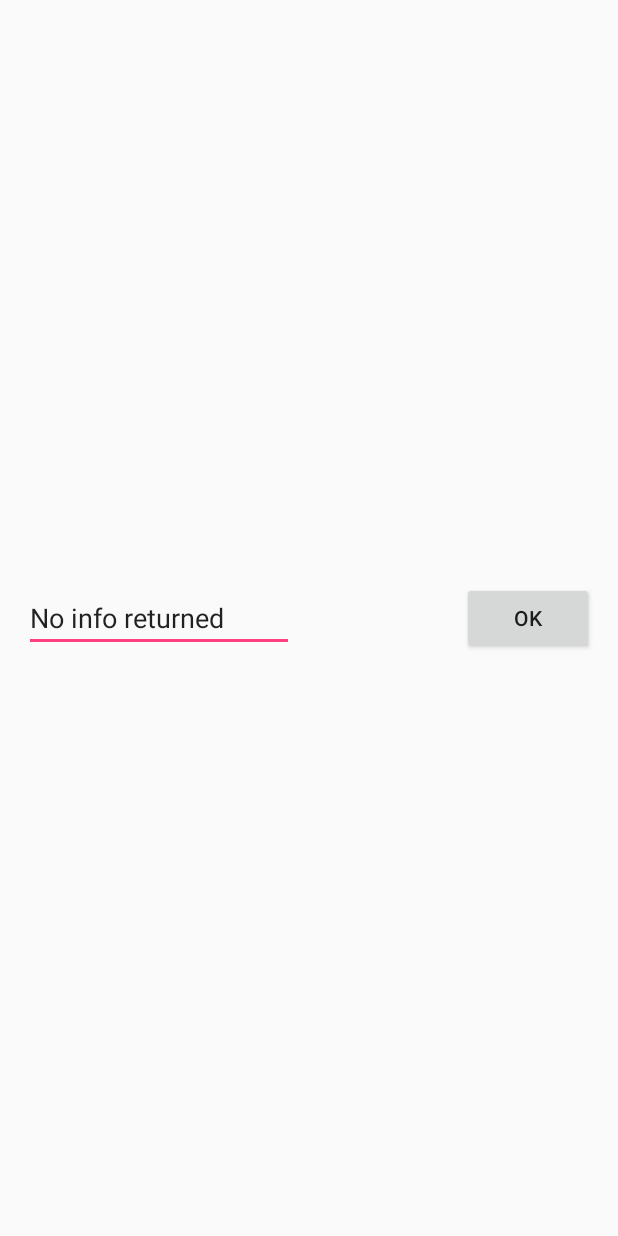
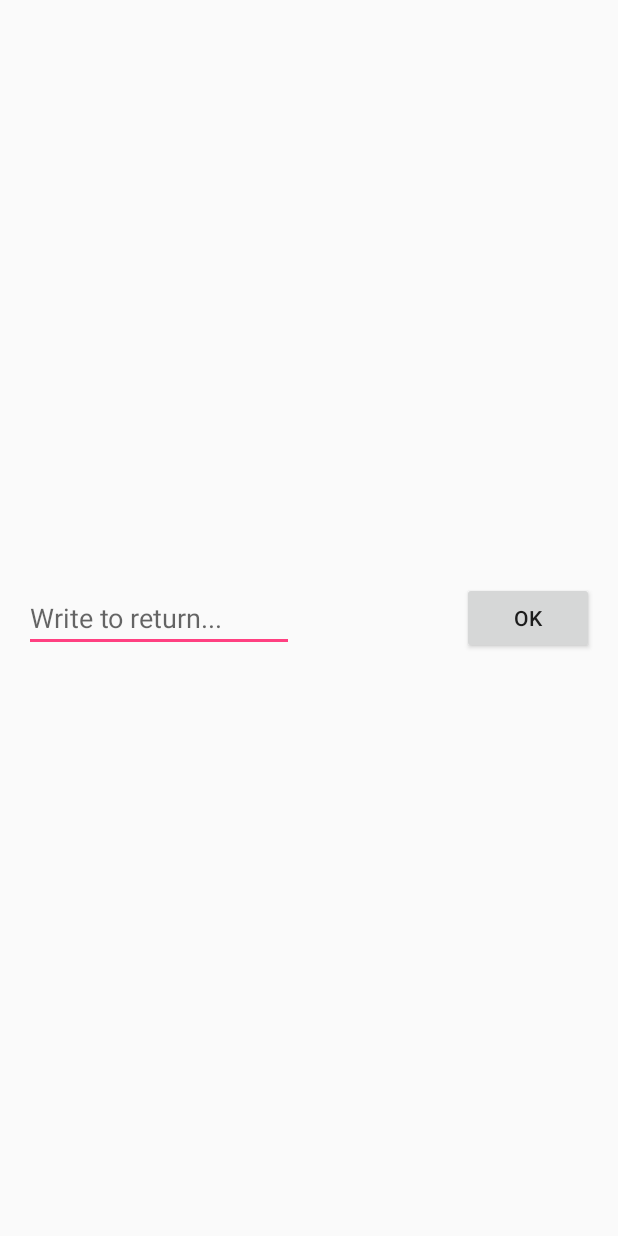
Before and after one commit to fmundovidal/Ejercicio1, an Android app: the Activity2 screen opened directly, with no data from a screen before it, on a phone screen of 412 x 824 dp. Run offline under Robolectric (Android 15) with nearby library versions, the phone set to English and light mode, and no system bars.

Commit message:
works, need to overwrite text

```diff
--- a/app/src/main/res/layout/activity_2.xml
+++ b/app/src/main/res/layout/activity_2.xml
@@ -23,9 +23,10 @@
         android:layout_height="wrap_content"
         android:textAppearance="?android:attr/textAppearanceMedium"
         android:id="@+id/textWritten"
-        android:text="@string/no_info_text"
         android:layout_centerVertical="true"
-        android:layout_centerHorizontal="false" />
+        android:layout_centerHorizontal="false"
+        android:hint="@string/hintText"
+        />
 
 
 </RelativeLayout>
--- a/app/src/main/res/values/strings.xml
+++ b/app/src/main/res/values/strings.xml
@@ -5,4 +5,5 @@
     <string name="no_info_text">No info returned</string>
     <string name="title_activity_2">Activity2</string>
     <string name="ok_button">OK</string>
+    <string name="hintText">Write to return...</string>
 </resources>
```
